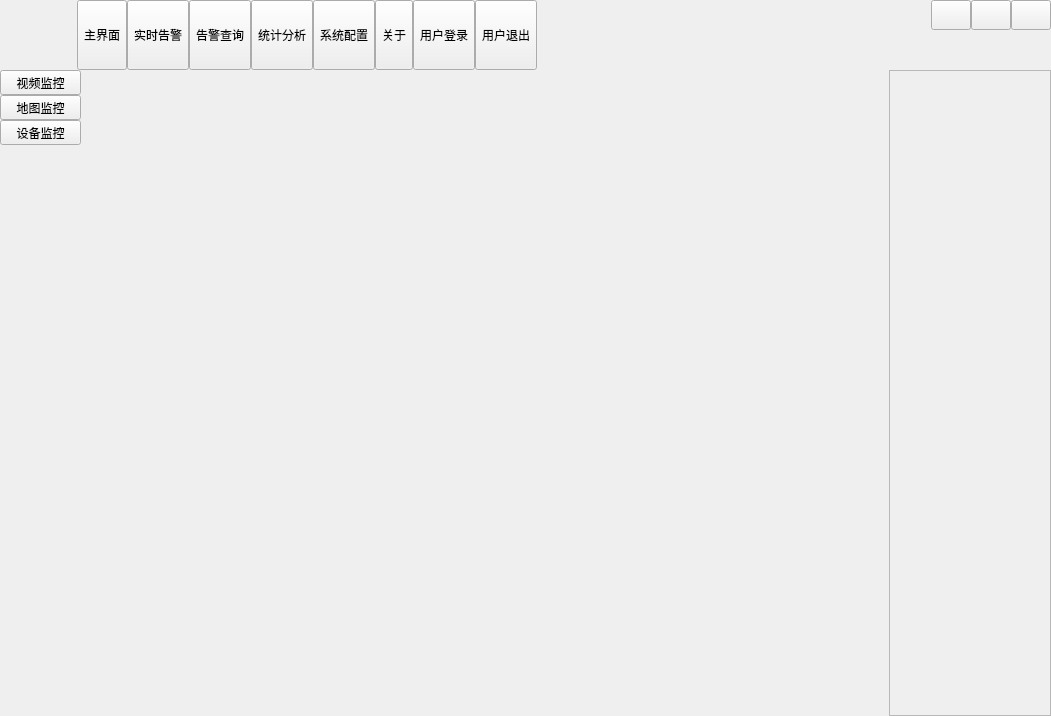
Qt form mainwindow.ui (YongGuangLi/AlarmManagerSystem) before a commit.
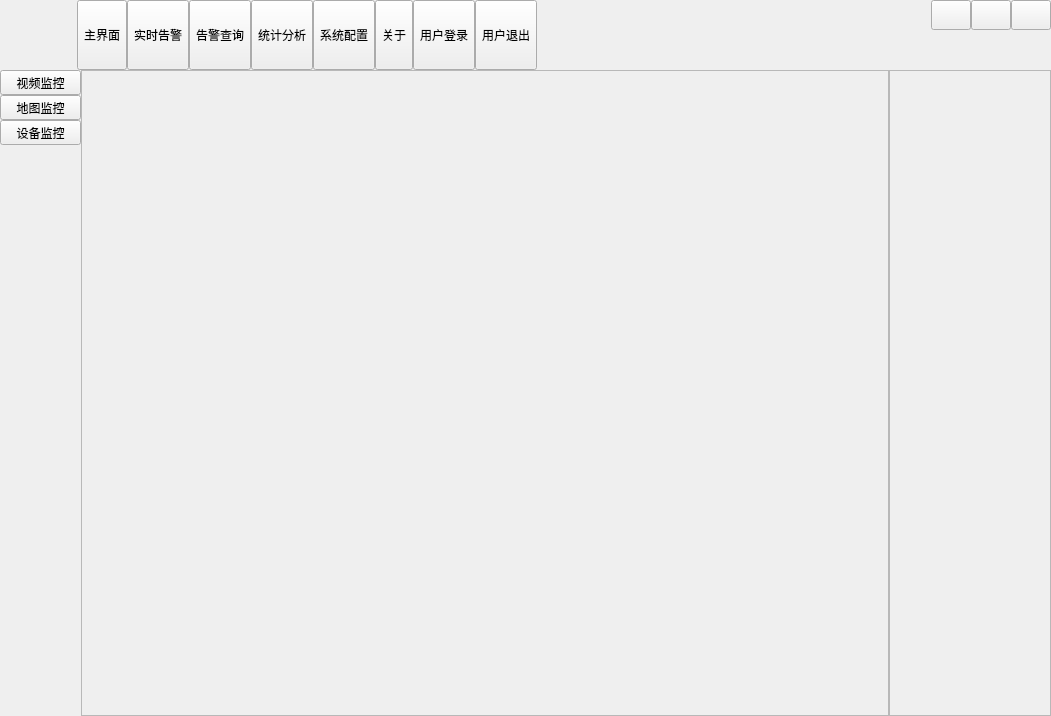
The same form after that commit. Icons and pictures are not drawn.

Patch:
```diff
--- a/mainwindow.ui
+++ b/mainwindow.ui
@@ -526,18 +526,18 @@
         </widget>
        </item>
        <item>
-        <widget class="QLabel" name="lab1">
+        <widget class="QFrame" name="frame_2">
          <property name="sizePolicy">
           <sizepolicy hsizetype="Expanding" vsizetype="Expanding">
            <horstretch>0</horstretch>
            <verstretch>0</verstretch>
           </sizepolicy>
          </property>
-         <property name="text">
-          <string/>
+         <property name="frameShape">
+          <enum>QFrame::StyledPanel</enum>
          </property>
-         <property name="alignment">
-          <set>Qt::AlignCenter</set>
+         <property name="frameShadow">
+          <enum>QFrame::Raised</enum>
          </property>
         </widget>
        </item>
```
Left out of the diff: 17 changed lines with no effect on the pictures.
